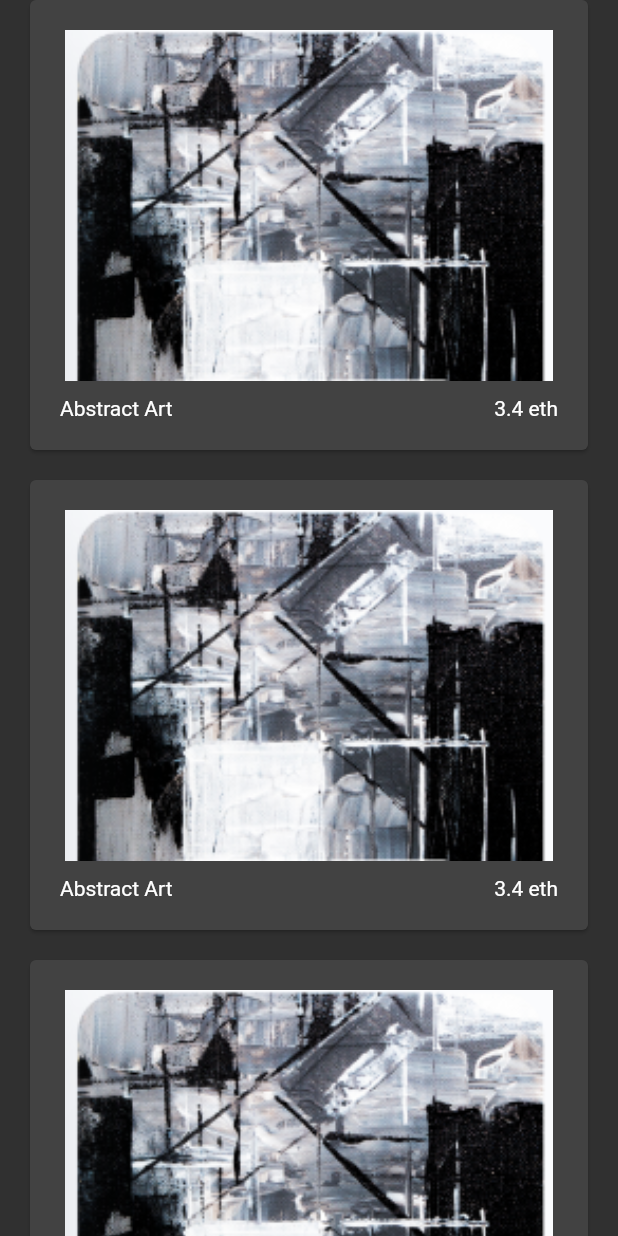
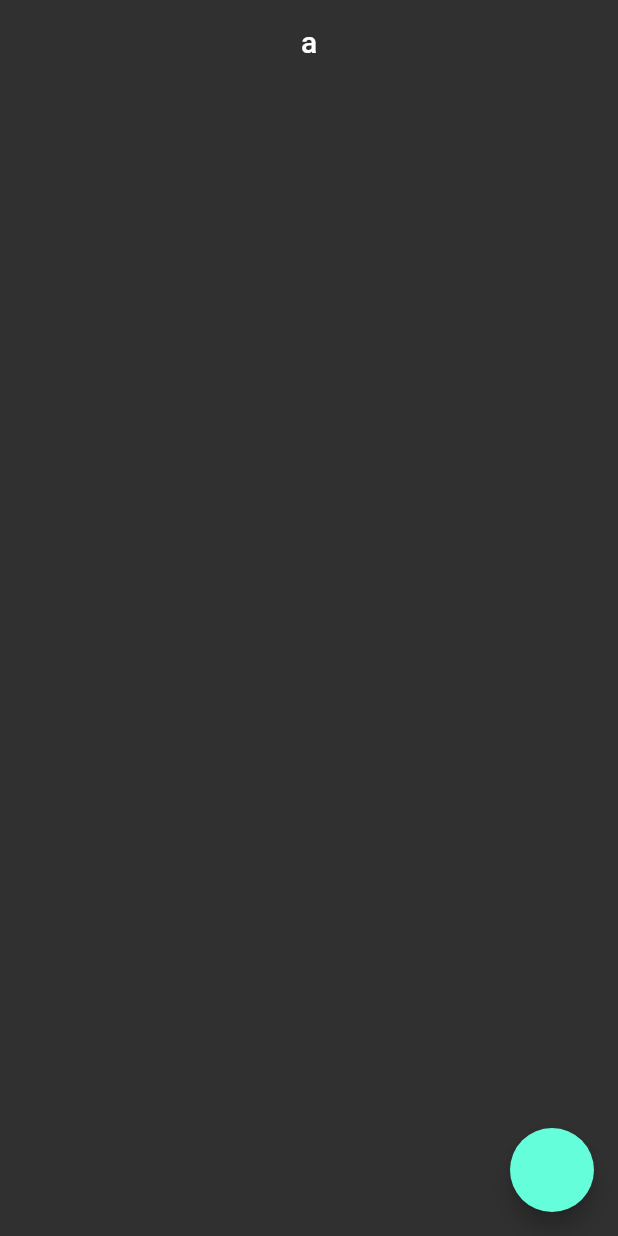
Before and after one commit to eceyarent/flutter_full_learn, a Flutter app: the screen it shows after launch, on a phone screen of 412 x 824 dp. Run offline on Flutter 3.47's test engine with Material 2 defaults, Android fonts, the phone set to English and light mode, and no system bars.

Commit message:
#8 update

```diff
--- /dev/null
+++ b/lib/202/model_learn.dart
@@ -0,0 +1,115 @@
+class PostModel1 {
+  int? userId;
+  int? id;
+  String? title;
+  String? body;
+}
+
+class PostModel2 {
+  PostModel2(this.userId, this.id, this.title, this.body);
+  int userId;
+  int id;
+  String title;
+  String body;
+}
+
+class PostModel3 {
+  PostModel3(this.userId, this.id, this.title, this.body);
+  final int userId;
+  final int id;
+  final String title;
+  final String body;
+}
+
+class PostModel4 {
+  PostModel4(
+      {required this.userId,
+      required this.id,
+      required this.title,
+      required this.body});
+  final int userId;
+  final int id;
+  final String title;
+  final String body;
+}
+
+class PostModel5 {
+  PostModel5({
+    required int userId,
+    required int id,
+    required String title,
+    required String body,
+  })  : _userId = userId,
+        _id = id,
+        _title = title,
+        _body = body;
+  final int _userId;
+  final int _id;
+  final String _title;
+  final String _body;
+
+  int get userId => _userId;
+}
+
+class PostModel6 {
+  PostModel6({
+    required int userId,
+    required int id,
+    required String title,
+    required String body,
+  }) {
+    _userId = userId;
+    _id = id;
+    _title = title;
+    _body = body;
+  }
+  late final int _userId;
+  late final int _id;
+  late final String _title;
+  late final String _body;
+}
+
+class PostModel7 {
+  PostModel7({
+    int userId = 0,
+    int id = 0,
+    String title = '',
+    String body = '',
+  }) {
+    _userId = userId;
+    _id = id;
+    _title = title;
+    _body = body;
+  }
+  late final int _userId;
+  late final int _id;
+  late final String _title;
+  late final String _body;
+}
+
+class PostModel8 {
+  PostModel8({this.userId, this.id, this.title, this.body});
+  final int? userId;
+  final int? id;
+  final String? title;
+  String? body;
+
+  void updateBody(String? data) {
+    if (data != null && data.isNotEmpty) {
+      body = data;
+    }
+  }
+
+  PostModel8 copyWith({
+    int? userId,
+    int? id,
+    String? title,
+    String? body,
+  }) =>
+      PostModel8(
+        userId: userId ?? this.userId,
+        id: id ?? this.id,
+        title: title ?? this.title,
+        body: body ?? this.body,
+      );
+}
--- /dev/null
+++ b/lib/202/model_learn_view.dart
@@ -0,0 +1,51 @@
+import 'package:flutter/material.dart';
+import 'package:flutter_full_learn/202/model_learn.dart';
+
+class ModelLearnView extends StatefulWidget {
+  const ModelLearnView({super.key});
+
+  @override
+  State<ModelLearnView> createState() => _ModelLearnViewState();
+}
+
+class _ModelLearnViewState extends State<ModelLearnView> {
+  PostModel8 user9 = PostModel8(body: 'a');
+  @override
+  void initState() {
+    super.initState();
+
+    final user1 = PostModel1();
+    user1.body = 'hello';
+
+    final user2 = PostModel2(1, 2, 'a', 'b');
+    user2.body = 'a';
+
+    final user3 = PostModel3(1, 2, 'a', 'b');
+    //user3.body = 'a'; //Localde yapıyorsak daha iyi kullanımlar 1 2 3 4
+
+    final user4 = PostModel4(userId: 1, id: 2, title: 'a', body: 'b');
+    // user4.body = 'a';
+
+    final user5 = PostModel5(userId: 1, id: 2, title: 'a', body: 'b');
+    user5.userId;
+
+    final user6 = PostModel6(userId: 1, id: 2, title: 'a', body: 'b');
+
+    final user7 = PostModel7();
+
+    final user8 = PostModel8(); //servisten data çekerken en iyi kullanım
+  }
+
+  @override
+  Widget build(BuildContext context) => Scaffold(
+        floatingActionButton: FloatingActionButton(onPressed: () {
+          setState(() {
+            user9 = user9.copyWith(title: 'ece');
+            user9.updateBody('yaren');
+          });
+        }),
+        appBar: AppBar(
+          title: Text(user9.body ?? 'not has any data'),
+        ),
+      );
+}
--- a/lib/main.dart
+++ b/lib/main.dart
@@ -2,7 +2,7 @@ import 'package:flutter/material.dart';
 import 'package:flutter/services.dart';
 
 import 'package:flutter_full_learn/101/color_learn.dart';
-import 'package:flutter_full_learn/demos/my_collections_demos.dart';
+import 'package:flutter_full_learn/202/model_learn_view.dart';
 
 void main() {
   runApp(const MyApp());
@@ -16,6 +16,13 @@ class MyApp extends StatelessWidget {
       debugShowCheckedModeBanner: false,
       title: 'Flutter Demo',
       theme: ThemeData.dark().copyWith(
+          // tabBarTheme: const TabBarTheme(
+          //   labelColor: Colors.white,
+          //   unselectedLabelColor: Colors.red,
+          //   indicatorSize: TabBarIndicatorSize.label,
+
+          // ),
+          //bottomAppBarTheme: const BottomAppBarTheme(shape: CircularNotchedRectangle()),
           progressIndicatorTheme:
               const ProgressIndicatorThemeData(color: Colors.white),
           errorColor: ColorsItems().sulu,
@@ -36,5 +43,5 @@ class MyApp extends StatelessWidget {
             backgroundColor: Colors.transparent,
             elevation: 0,
           )),
-      home: const MyCollectionsDemos());
+      home: const ModelLearnView());
 }
```
Also changed, not shown: lib/202/tab_learn.dart (added, +70 -0 lines).
